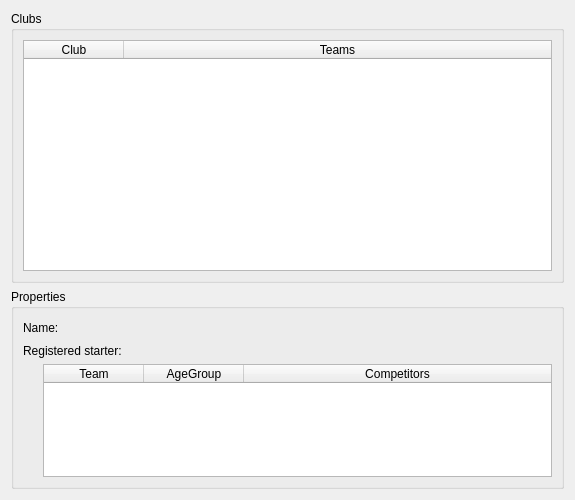
This is modules/clublist/clublistwidget.ui in MrApe/OpenCompetition as Qt 5 draws it before an edit. The edited form follows.
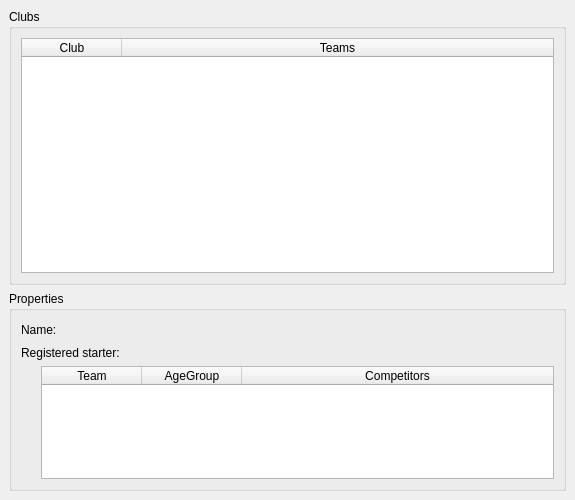
This is the edited form.

Commit message:
Conversion to MainWindow
 + Abstract Module now inherits from QMainWindow instead of QWidget to provide some additional functionalities for the modules

Diff of the .ui file:
```diff
--- a/modules/clublist/clublistwidget.ui
+++ b/modules/clublist/clublistwidget.ui
@@ -1,7 +1,7 @@
 <?xml version="1.0" encoding="UTF-8"?>
 <ui version="4.0">
  <class>ClubListWidget</class>
- <widget class="QWidget" name="ClubListWidget">
+ <widget class="QMainWindow" name="ClubListWidget">
   <property name="geometry">
    <rect>
     <x>0</x>
@@ -19,6 +19,17 @@
   <property name="windowTitle">
    <string>ClubList</string>
   </property>
+  <widget class="QWidget" name="centralWidget" native="true">
+   <property name="geometry">
+    <rect>
+     <x>9</x>
+     <y>9</y>
+     <width>330</width>
+     <height>454</height>
+    </rect>
+   </property>
+   <layout class="QHBoxLayout" name="horizontalLayout_5">
+    <item>
   <layout class="QVBoxLayout" name="verticalLayout">
    <item>
     <widget class="QGroupBox" name="groupBox_2">
@@ -187,6 +198,9 @@
     </widget>
    </item>
   </layout>
+    </item>
+   </layout>
+  </widget>
  </widget>
  <resources/>
  <connections>
```
Left out of the diff: 19 changed lines with no effect on the pictures. Lines whose indentation alone changed are shown as unchanged. The commit also changes 15 other files.
